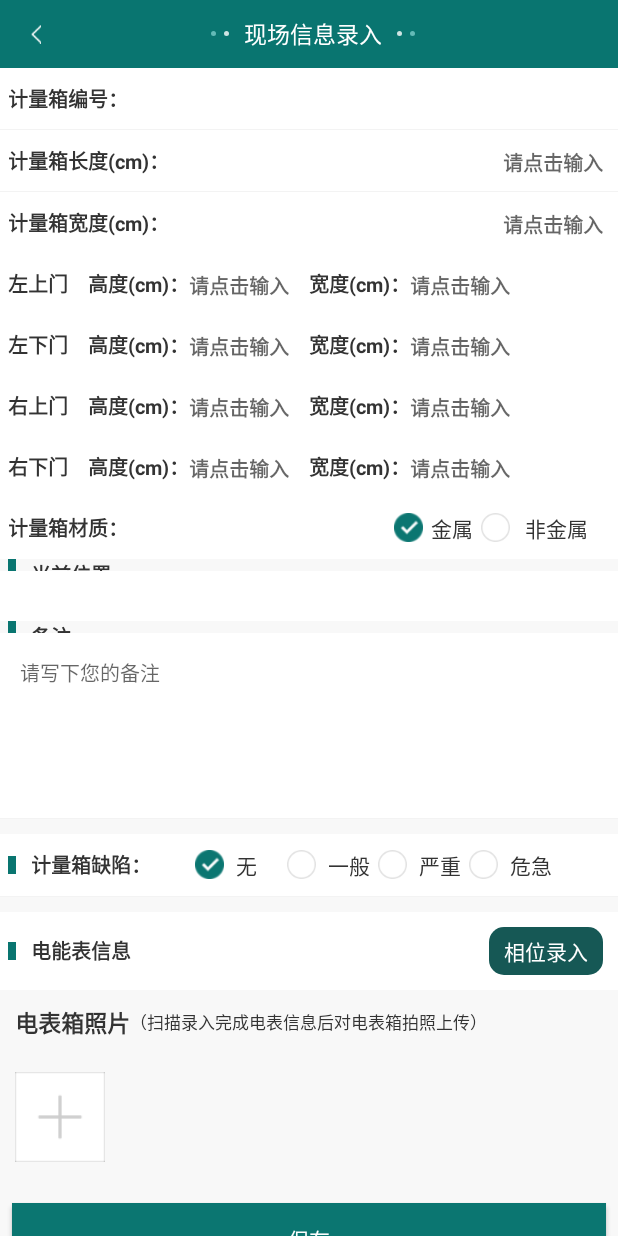
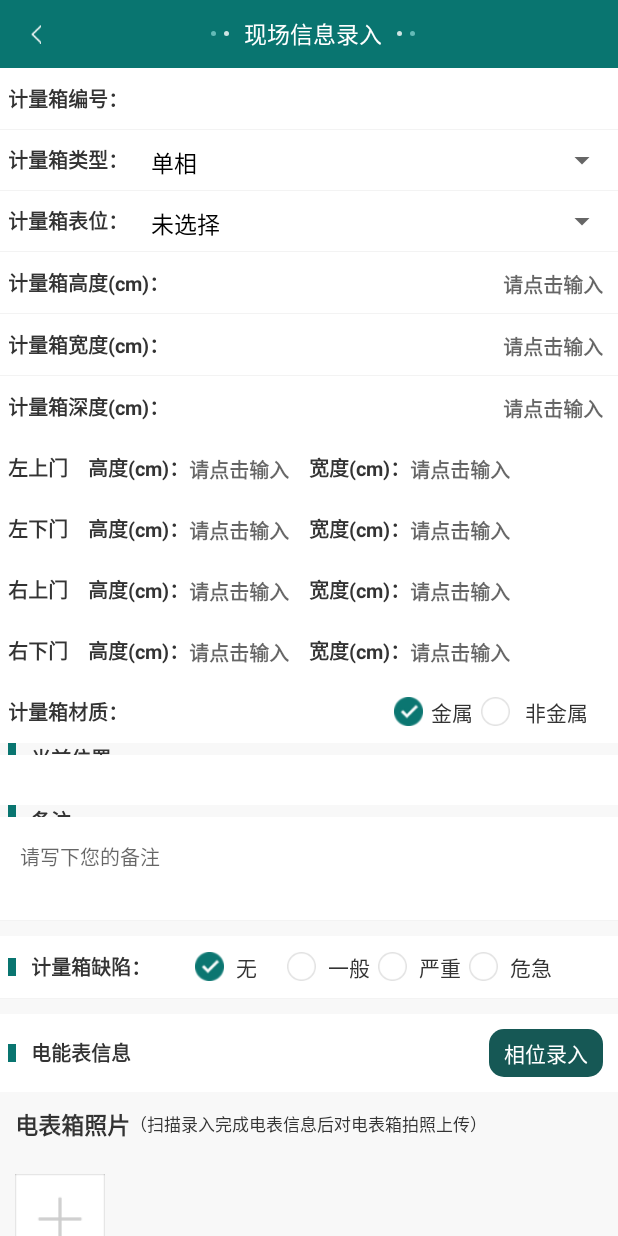
Before and after one commit to zane618/android-ah-uhf-new, an Android app: the RecordDataActivity screen opened directly, with no data from a screen before it, on a phone screen of 412 x 824 dp. Run offline under Robolectric (Android 15) with nearby library versions, the phone set to English and light mode, and no system bars; our stand-ins replace ButterKnife, EventBus; libraries missing offline, so code that uses them is left out: com.alibaba.fastjson, com.amap.api, org.greenrobot.greendao, pub.devrel.easypermissions; pictures from the network do not load; 13 statements that could not run were skipped.

Commit message:
添加标准计量箱尺寸

```diff
--- a/app/src/main/java/com/beiming/uhf_test/activity/RecordDataActivity.java
+++ b/app/src/main/java/com/beiming/uhf_test/activity/RecordDataActivity.java
@@ -45,6 +45,7 @@ import com.beiming.uhf_test.utils.LogPrintUtil;
 import com.beiming.uhf_test.utils.PermissionUtils;
 import com.beiming.uhf_test.utils.SharedPreferencesUtil;
 import com.beiming.uhf_test.utils.ToastUtils;
+import com.beiming.uhf_test.view.BoxSizeInputLayout;
 import com.beiming.uhf_test.view.DefectInputLayout;
 import com.beiming.uhf_test.view.DoorInfoInputLayout;
 import com.beiming.uhf_test.widget.ScrollGridView;
@@ -89,10 +90,6 @@ public class RecordDataActivity extends BaseActivity implements View.OnClickList
     FrameLayout ivBack;
     @BindView(R.id.tv_xiang_bh)//箱号
     TextView tv_xiang_bh;
-    @BindView(R.id.et_xiang_chang)
-    EditText et_xiang_chang;//长
-    @BindView(R.id.tv_xiang_kuan)
-    EditText tv_xiang_kuan;//宽
     @BindView(R.id.recycleview)
     RecyclerView recycleview;
     @BindView(R.id.rg_caizhi)
@@ -112,6 +109,7 @@ public class RecordDataActivity extends BaseActivity implements View.OnClickList
     private MeasBoxBean boxBean;
     private RdAdapter rdAdapter;
     private String caizhi = "金属";
+    private BoxSizeInputLayout boxSizeInputLayout;
 
     @Override
     protected void setContentView() {
@@ -120,6 +118,7 @@ public class RecordDataActivity extends BaseActivity implements View.OnClickList
 
     @Override
     protected void initView() {
+        boxSizeInputLayout = findViewById(R.id.boxSizeInputLayout);
         boxBean = (MeasBoxBean) getIntent().getSerializableExtra("box");
         initAdapter();
         rdAdapter = new RdAdapter(boxBean.getMeters());
@@ -277,15 +276,15 @@ public class RecordDataActivity extends BaseActivity implements View.OnClickList
         boxBean.setYxGao(doorInfoInputLayout.getYxGao());
         boxBean.setYxKuan(doorInfoInputLayout.getYxKuan());
         boxBean.setBoxImages(photoBeanList);
-        if (TextUtils.isEmpty(et_xiang_chang.getText().toString())) {
+        if (TextUtils.isEmpty(boxSizeInputLayout.getGao())) {
             boxBean.setChang("未填写");
         } else {
-            boxBean.setChang(et_xiang_chang.getText().toString());
+            boxBean.setChang(boxSizeInputLayout.getGao());
         }
-        if (TextUtils.isEmpty(tv_xiang_kuan.getText().toString())) {
+        if (TextUtils.isEmpty(boxSizeInputLayout.getKuan())) {
             boxBean.setKuan("未填写");
         } else {
-            boxBean.setKuan(tv_xiang_kuan.getText().toString());
+            boxBean.setKuan(boxSizeInputLayout.getKuan());
         }
         //保存箱
         MeasBoxBeanDao measBoxBeanDao = GreenDaoManager.getInstance().getNewSession().getMeasBoxBeanDao();
--- /dev/null
+++ b/app/src/main/java/com/beiming/uhf_test/data/ConstData.kt
@@ -0,0 +1,64 @@
+package com.beiming.uhf_test.data
+
+/**
+ * created by zhangshi on 2022/8/18.
+ */
+object ConstData {
+
+    val BOX_KIND = arrayOf("单相", "三相")
+
+    val DAN_BIAO_WEI = arrayOf("未选择",
+        "2表位",
+        "3表位",
+        "4表位单排1",
+        "4表位单排2",
+        "4表位单2排",
+        "6表位2排",
+        "8表位2排",
+        "10表位2排",
+        "6表位3排",
+        "9表位3排",
+        "12表位3排",
+        "15表位3排")
+
+    val DAN_CHI_CUN = mapOf(
+        "2表位" to "648×450×150",
+        "3表位" to "790×450×150",
+        "4表位单排1" to "1026×450×150",
+        "4表位单排2" to "1026×450×150",
+        "4表位单2排" to "728×800×180",
+        "6表位2排" to "870×800×180",
+        "8表位2排" to "1106×800×180",
+        "10表位2排" to "1248×800×180",
+        "6表位3排" to "758×1000×180",
+        "9表位3排" to "910×1000×180,890×1000×180",
+        "12表位3排" to "1166×1000×180,1146×1000×180",
+        "15表位3排" to "1318×1000×180,1288×1000×180")
+
+    val SAN_CHI_CUN = mapOf(
+        "2表位单排" to "860×550×150",
+        "3表位单排" to "1160×550×150",
+        "2表位2排" to "780×1000×180",
+        "4表位2排" to "890×1000×180",
+        "6表位2排" to "1220×1000×180",
+        "1表位" to "700×1000×180",
+        "2表位" to "1000×1000×180",
+        "互感器接入式1表位" to "700×1000×180",
+        "互感器接入式2表位" to "910×1000×180"
+    )
+
+
+    val SAN_BIAO_WEI = arrayOf("未选择",
+        "2表位单排",
+        "3表位单排",
+        "2表位2排）",
+        "4表位2排",
+        "6表位2排",
+        "1表位",
+        "2表位",
+        "互感器接入式1表位",
+        "互感器接入式2表位"
+        )
+
+
+}
--- /dev/null
+++ b/app/src/main/java/com/beiming/uhf_test/view/BoxSizeInputLayout.kt
@@ -0,0 +1,152 @@
+package com.beiming.uhf_test.view
+
+import android.content.Context
+import android.util.AttributeSet
+import android.view.LayoutInflater
+import android.view.View
+import android.widget.*
+import com.beiming.uhf_test.R
+import com.beiming.uhf_test.data.ConstData
+import com.beiming.uhf_test.utils.LogPrintUtil
+import java.util.*
+
+/**
+ * created by zhangshi on 2022/8/18.
+ */
+class BoxSizeInputLayout(context: Context, attributeSet: AttributeSet? = null) :
+    LinearLayout(context, attributeSet) {
+
+    private var et_gao: EditText
+    private var et_kuan: EditText
+    private var et_shen: EditText
+    private var spinnerBoxKind: Spinner
+    private var spinnerBiaowei: Spinner
+    private val biaoweiData: MutableList<String>
+
+
+    init {
+        LayoutInflater.from(context).inflate(R.layout.layout_box_size_input, this)
+        et_gao = findViewById(R.id.et_xiang_gao)
+        et_kuan = findViewById(R.id.et_xiang_kuan)
+        et_shen = findViewById(R.id.et_xiang_shen)
+
+        spinnerBoxKind = findViewById(R.id.spinnerBoxKind)
+        val a = Arrays.asList(*ConstData.BOX_KIND)
+        val kindAdapter: ArrayAdapter<String> = ArrayAdapter(
+            context, R.layout.spinner_box_kind,
+            a
+        )
+        spinnerBoxKind.setDropDownVerticalOffset(50)
+        spinnerBoxKind.setDropDownHorizontalOffset(10)
+        spinnerBoxKind.adapter = kindAdapter
+
+        //表位 adapter
+        spinnerBiaowei = findViewById(R.id.spinnerBiaowei)
+//        biaoweiData =
+        biaoweiData = mutableListOf()
+        biaoweiData.addAll(Arrays.asList(*ConstData.DAN_BIAO_WEI))
+        val biaoweiAdapter: ArrayAdapter<String> = ArrayAdapter(
+            context, R.layout.spinner_box_kind,
+            biaoweiData
+        )
+        spinnerBiaowei.setDropDownVerticalOffset(50)
+        spinnerBiaowei.setDropDownHorizontalOffset(10)
+        spinnerBiaowei.adapter = biaoweiAdapter
+
+
+        initListener()
+
+
+    }
+
+    private fun initListener() {
+        spinnerBoxKind.onItemSelectedListener =
+            object : AdapterView.OnItemSelectedListener {
+                override fun onItemSelected(
+                    parent: AdapterView<*>?,
+                    view: View?,
+                    position: Int,
+                    id: Long
+                ) {
+                    refreshBiaoweiSpinner("单相".equals(spinnerBoxKind.adapter.getItem(position)))
+                    LogPrintUtil.zhangshi("上spinner:" + spinnerBoxKind.adapter.getItem(position))
+                }
+
+                override fun onNothingSelected(parent: AdapterView<*>?) {
+                }
+            }
+
+        spinnerBiaowei.onItemSelectedListener =
+            object : AdapterView.OnItemSelectedListener {
+                override fun onItemSelected(
+                    parent: AdapterView<*>?,
+                    view: View?,
+                    position: Int,
+                    id: Long
+                ) {
+                    LogPrintUtil.zhangshi("xia   xia  spinner:" + spinnerBiaowei.adapter.getItem(position))
+
+                    if ("单相".equals(spinnerBoxKind.selectedItem.toString())) {
+                        val res = ConstData.DAN_CHI_CUN.get(spinnerBiaowei.selectedItem.toString())
+                        res?.let {
+                            val arr = res.split(",")
+                            val s = arr[0]
+                            val chicunArr = s.split("×")
+                            et_gao.setText(chicunArr[0])
+                            et_kuan.setText(chicunArr[1])
+                            et_shen.setText(chicunArr[2])
+                        }
+                    } else{
+                        val res = ConstData.SAN_CHI_CUN.get(spinnerBiaowei.selectedItem.toString())
+                        res?.let {
+                            val arr = res.split(",")
+                            val s = arr[0]
+                            val chicunArr = s.split("×")
+                            et_gao.setText(chicunArr[0])
+                            et_kuan.setText(chicunArr[1])
+                            et_shen.setText(chicunArr[2])
+                        }
+                    }
+
+                }
+
+                override fun onNothingSelected(parent: AdapterView<*>?) {
+                }
+
+            }
+
+    }
+
+    fun setEtData() {
+
+    }
+
+    fun refreshBiaoweiSpinner(single: Boolean) {
+        if (single) {
+            biaoweiData.clear()
+            biaoweiData.addAll(Arrays.asList(*ConstData.DAN_BIAO_WEI))
+        } else {
+            biaoweiData.clear()
+            biaoweiData.addAll(Arrays.asList(*ConstData.SAN_BIAO_WEI))
+        }
+        (spinnerBiaowei.adapter as ArrayAdapter<*>).notifyDataSetChanged()
+        spinnerBiaowei.setSelection(0)
+        et_gao.setText("")
+        et_kuan.setText("")
+        et_shen.setText("")
+    }
+
+
+    fun getGao(): String {
+        return et_gao.text.toString()
+    }
+
+    fun getKuan(): String {
+        return et_kuan.text.toString()
+    }
+
+    fun getShen(): String {
+        return et_shen.text.toString()
+    }
+
+}
--- a/app/src/main/res/layout/activity_record_data.xml
+++ b/app/src/main/res/layout/activity_record_data.xml
@@ -58,72 +58,10 @@
                     android:layout_height="1px"
                     android:background="#F3F3F3" />
 
-                <LinearLayout
+                <com.beiming.uhf_test.view.BoxSizeInputLayout
+                    android:id="@+id/boxSizeInputLayout"
                     android:layout_width="match_parent"
-                    android:layout_height="wrap_content"
-                    android:background="@color/white"
-                    android:orientation="horizontal"
-                    android:paddingLeft="5dp"
-                    android:paddingTop="10dp"
-                    android:paddingRight="10dp"
-                    android:paddingBottom="10dp">
-
-                    <TextView
-                        android:layout_width="wrap_content"
-                        android:layout_height="wrap_content"
-                        android:text="计量箱长度(cm)："
-                        android:textColor="#ff333333"
-                        android:textSize="13sp"
-                        android:textStyle="bold" />
-
-                    <EditText
-                        android:id="@+id/et_xiang_chang"
-                        android:layout_width="match_parent"
-                        android:layout_height="wrap_content"
-                        android:background="@null"
-                        android:gravity="right"
-                        android:hint="请点击输入"
-                        android:inputType="number"
-                        android:textColor="#4D4D4D"
-                        android:textSize="13sp"
-                        android:textStyle="bold" />
-                </LinearLayout>
-
-                <View
-                    android:layout_width="match_parent"
-                    android:layout_height="1px"
-                    android:background="#F3F3F3" />
-
-                <LinearLayout
-                    android:layout_width="match_parent"
-                    android:layout_height="wrap_content"
-                    android:background="@color/white"
-                    android:orientation="horizontal"
-                    android:paddingLeft="5dp"
-                    android:paddingTop="10dp"
-                    android:paddingRight="10dp"
-                    android:paddingBottom="10dp">
-
-                    <TextView
-                        android:layout_width="wrap_content"
-                        android:layout_height="wrap_content"
-                        android:text="计量箱宽度(cm)："
-                        android:textColor="#ff333333"
-                        android:textSize="13sp"
-                        android:textStyle="bold" />
-
-                    <EditText
-                        android:id="@+id/tv_xiang_kuan"
-                        android:layout_width="match_parent"
-                        android:layout_height="wrap_content"
-                        android:gravity="right"
-                        android:hint="请点击输入"
-                        android:background="@null"
-                        android:inputType="number"
-                        android:textColor="#4D4D4D"
-                        android:textSize="13sp"
-                        android:textStyle="bold" />
-                </LinearLayout>
+                    android:layout_height="wrap_content" />
 
                 <com.beiming.uhf_test.view.DoorInfoInputLayout
                     android:id="@+id/doorInfoLayout"
@@ -245,7 +183,8 @@
                 <EditText
                     android:id="@+id/et_note"
                     android:layout_width="match_parent"
-                    android:layout_height="123dp"
+                    android:layout_height="wrap_content"
+                    android:lines="3"
                     android:background="@color/white"
                     android:gravity="top"
                     android:hint="请写下您的备注"
--- /dev/null
+++ b/app/src/main/res/layout/layout_box_size_input.xml
@@ -0,0 +1,169 @@
+<?xml version="1.0" encoding="utf-8"?>
+<LinearLayout xmlns:android="http://schemas.android.com/apk/res/android"
+    android:layout_width="match_parent"
+    android:layout_height="match_parent"
+    xmlns:tools="http://schemas.android.com/tools"
+    android:orientation="vertical"
+    android:background="@color/white"
+    android:paddingLeft="0dp">
+
+    <LinearLayout
+        android:layout_width="match_parent"
+        android:layout_height="40dp"
+        android:gravity="center_vertical"
+        android:paddingLeft="5dp"
+        android:orientation="horizontal">
+
+        <TextView
+            android:layout_width="wrap_content"
+            android:layout_height="wrap_content"
+            android:text="计量箱类型："
+            android:textColor="#ff333333"
+            android:textSize="13sp"
+            android:textStyle="bold" />
+
+        <Spinner
+            android:id="@+id/spinnerBoxKind"
+            android:layout_width="match_parent"
+            android:layout_height="match_parent"
+            android:layout_marginLeft="5dp"
+            android:spinnerMode="dropdown"/>
+
+    </LinearLayout>
+    <View
+        android:layout_width="match_parent"
+        android:layout_height="1px"
+        android:background="#F3F3F3" />
+
+    <LinearLayout
+        android:layout_width="match_parent"
+        android:layout_height="40dp"
+        android:gravity="center_vertical"
+        android:paddingLeft="5dp"
+        android:orientation="horizontal">
+
+        <TextView
+            android:layout_width="wrap_content"
+            android:layout_height="wrap_content"
+            android:text="计量箱表位："
+            android:textColor="#ff333333"
+            android:textSize="13sp"
+            android:textStyle="bold" />
+
+        <Spinner
+            android:id="@+id/spinnerBiaowei"
+            android:layout_width="match_parent"
+            android:layout_height="match_parent"
+            android:layout_marginLeft="5dp"
+            android:spinnerMode="dropdown"/>
+
+    </LinearLayout>
+    <View
+        android:layout_width="match_parent"
+        android:layout_height="1px"
+        android:background="#F3F3F3" />
+
+
+    <LinearLayout
+        android:layout_width="match_parent"
+        android:layout_height="wrap_content"
+        android:orientation="horizontal"
+        android:paddingLeft="5dp"
+        android:paddingTop="10dp"
+        android:paddingRight="10dp"
+        android:paddingBottom="10dp">
+
+        <TextView
+            android:layout_width="wrap_content"
+            android:layout_height="wrap_content"
+            android:text="计量箱高度(cm)："
+            android:textColor="#ff333333"
+            android:textSize="13sp"
+            android:textStyle="bold" />
+
+        <EditText
+            android:id="@+id/et_xiang_gao"
+            android:layout_width="match_parent"
+            android:layout_height="wrap_content"
+            android:background="@null"
+            android:gravity="right"
+            android:hint="请点击输入"
+            android:inputType="number"
+            android:textColor="#4D4D4D"
+            android:textSize="13sp"
+            android:textStyle="bold" />
+    </LinearLayout>
+
+    <View
+        android:layout_width="match_parent"
+        android:layout_height="1px"
+        android:background="#F3F3F3" />
+
+    <LinearLayout
+        android:layout_width="match_parent"
+        android:layout_height="wrap_content"
+        android:orientation="horizontal"
+        android:paddingLeft="5dp"
+        android:paddingTop="10dp"
+        android:paddingRight="10dp"
+        android:paddingBottom="10dp">
+
+        <TextView
+            android:layout_width="wrap_content"
+            android:layout_height="wrap_content"
+            android:text="计量箱宽度(cm)："
+            android:textColor="#ff333333"
+            android:textSize="13sp"
+            android:textStyle="bold" />
+
+        <EditText
+            android:id="@+id/et_xiang_kuan"
+            android:layout_width="match_parent"
+            android:layout_height="wrap_content"
+            android:gravity="right"
+            android:hint="请点击输入"
+            android:background="@null"
+            android:inputType="number"
+            android:textColor="#4D4D4D"
+            android:textSize="13sp"
+            android:textStyle="bold" />
+    </LinearLayout>
+
+
+    <View
+        android:layout_width="match_parent"
+        android:layout_height="1px"
+        android:background="#F3F3F3" />
+
+
+    <LinearLayout
+        android:layout_width="match_parent"
+        android:layout_height="wrap_content"
+        android:orientation="horizontal"
+        android:paddingLeft="5dp"
+        android:paddingTop="10dp"
+        android:paddingRight="10dp"
+        android:paddingBottom="10dp">
+
+        <TextView
+            android:layout_width="wrap_content"
+            android:layout_height="wrap_content"
+            android:text="计量箱深度(cm)："
+            android:textColor="#ff333333"
+            android:textSize="13sp"
+            android:textStyle="bold" />
+
+        <EditText
+            android:id="@+id/et_xiang_shen"
+            android:layout_width="match_parent"
+            android:layout_height="wrap_content"
+            android:gravity="right"
+            android:hint="请点击输入"
+            android:background="@null"
+            android:inputType="number"
+            android:textColor="#4D4D4D"
+            android:textSize="13sp"
+            android:textStyle="bold" />
+    </LinearLayout>
+
+</LinearLayout>
--- /dev/null
+++ b/app/src/main/res/layout/spinner_box_kind.xml
@@ -0,0 +1,8 @@
+<?xml version="1.0" encoding="utf-8"?>
+<TextView xmlns:android="http://schemas.android.com/apk/res/android"
+    android:id="@+id/tv"
+    android:layout_width="match_parent"
+    android:layout_height="wrap_content"
+    android:padding="10dp"
+    android:textColor="@color/black"
+    android:textSize="15sp"/>
```
